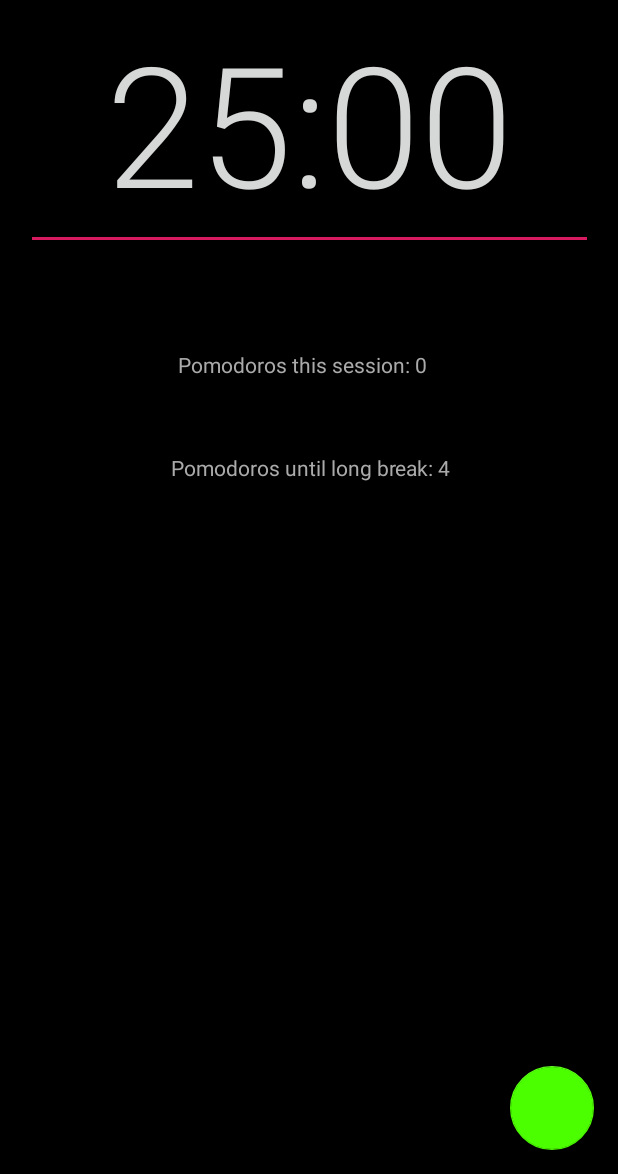
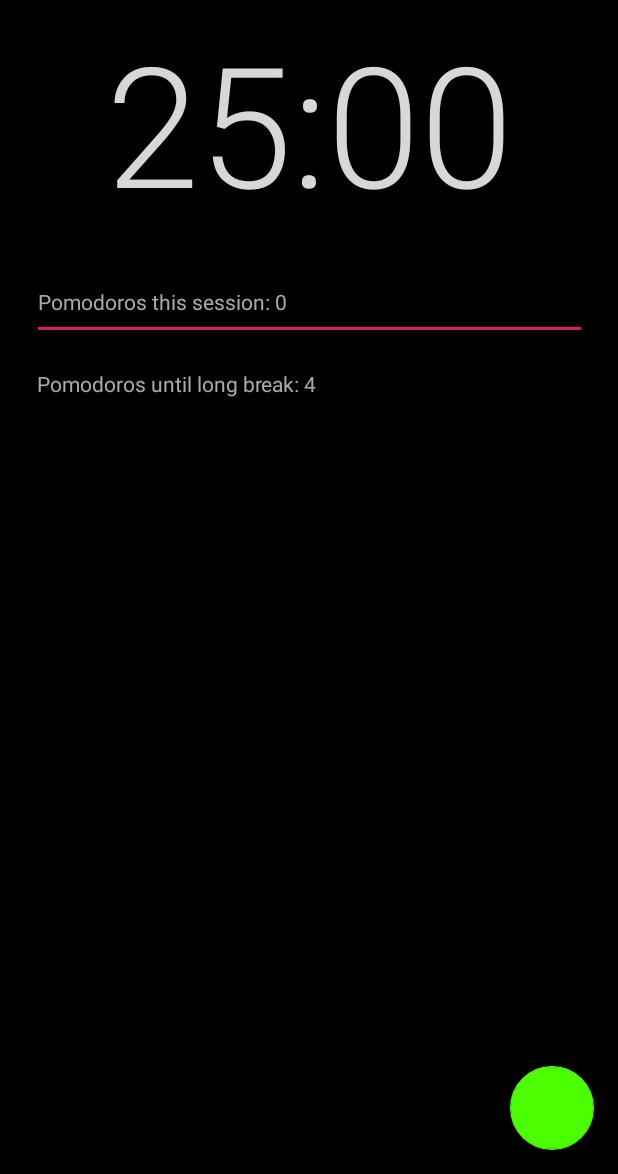
Before and after one commit to RS17/AnnoyingPomodoro, an Android app: the screen it shows after launch (AndroidMainActivity), on a phone screen of 412 x 824 dp, the part 62-1236 px from its top. Run offline under Robolectric (Android 15) with nearby library versions, the phone set to English and light mode, and no system bars; our stand-ins replace androidx.preference.

Commit message:
v. 1.0.2 - fixes: - fix bug where screen flip breaks timer - log truncate no longer reverses existing log entries - layout improvements

```diff
--- a/app/build.gradle
+++ b/app/build.gradle
@@ -11,8 +11,8 @@ android {
         applicationId "com.github.rs17.annoyingpomodoro"
         minSdkVersion 14
         targetSdkVersion 29
-        versionCode 2
-        versionName "1.0.1"
+        versionCode 3
+        versionName "1.0.2"
         testInstrumentationRunner "androidx.test.runner.AndroidJUnitRunner"
     }
     buildTypes {
--- a/app/src/main/AndroidManifest.xml
+++ b/app/src/main/AndroidManifest.xml
@@ -22,6 +22,7 @@
             android:name=".AndroidMainActivity"
             android:label="@string/app_name"
             android:theme="@style/AppTheme.NoActionBar"
+            android:configChanges="keyboardHidden|orientation|screenSize"
             android:launchMode="singleTask">
             <intent-filter>
                 <action android:name="android.intent.action.MAIN" />
--- a/app/src/main/java/com/github/rs17/annoyingpomodoro/AndroidMainActivity.kt
+++ b/app/src/main/java/com/github/rs17/annoyingpomodoro/AndroidMainActivity.kt
@@ -1,10 +1,7 @@
 package com.github.rs17.annoyingpomodoro
 
-import android.app.AlertDialog
+import android.app.*
 import android.app.Notification.VISIBILITY_PUBLIC
-import android.app.NotificationChannel
-import android.app.NotificationManager
-import android.app.PendingIntent
 import android.content.Context
 import android.content.Intent
 import android.content.SharedPreferences
@@ -41,9 +38,9 @@ class AndroidMainActivity : AppCompatActivity(), MainUI {
     override fun onCreate(savedInstanceState: Bundle?) {
         //if this appears to be running on resume, you're probably not actually resuming - more likely the program exited and timerrun didn't stop
         super.onCreate(savedInstanceState)
-        appState.onCreate()
         setContentView(R.layout.activity_main)
         setSupportActionBar(toolbar)
+        appState.onCreate()
         createStopButton()
         setupPrefs("")
         TimerRunWork(appState, this).prepare()
--- a/app/src/main/java/com/github/rs17/annoyingpomodoro/PomodoroLogger.kt
+++ b/app/src/main/java/com/github/rs17/annoyingpomodoro/PomodoroLogger.kt
@@ -7,25 +7,28 @@ class PomodoroLogger(filesDir: File) {
     val logFilePath by lazy{ filesDir.canonicalPath + File.separator + "pomodoroLog"}
 
     fun addToLog(str: String){
+        // remember: on display end of log file is at top to ensure most recent activity is visible
         val logFile: File = getLogFile()
         if( !logFile.exists()){
             logFile.createNewFile()
         }
-        // reduce log size if too big
-        if(logFile.length() > 100000){
+
+        val maxlen = 100000
+        val truncateLines = 1000
+
+        // truncate log if too big - first entries are oldest so takeLast and put truncate message first
+        if(logFile.length() > maxlen){
             val logList: List<String>  = logFile.readLines().map{lline-> (lline+"\n")}
-                .takeLast(1000)
-                .reversed()
-            logFile.writeText("List truncated here for size!\n".plus(logList.toString()))
+                .takeLast(truncateLines)
+            logFile.writeText("List truncated here for size!\n".plus(logList.joinToString("")))
         }
-
 
         logFile.appendText(str + "\n")
     }
 
 
     fun getLogFile():File{
-        return File(logFilePath);
+        return File(logFilePath)
     }
 
 }
--- a/app/src/main/res/layout/content_main.xml
+++ b/app/src/main/res/layout/content_main.xml
@@ -21,16 +21,24 @@
 
     <EditText
         android:id="@+id/TimeRemaining"
-        android:layout_width="378dp"
+        android:layout_width="370dp"
         android:layout_height="152dp"
         android:clickable="false"
+        android:cursorVisible="false"
         android:editable="false"
         android:ems="10"
+        android:enabled="false"
         android:gravity="center"
+        android:hapticFeedbackEnabled="false"
         android:inputType="none"
+        android:isScrollContainer="false"
+        android:linksClickable="false"
+        android:longClickable="false"
+        android:singleLine="true"
         android:text="00:00"
         android:textAppearance="@style/TextAppearance.AppCompat.Display4"
         android:textColor="?attr/colorButtonNormal"
+        android:textIsSelectable="false"
         app:layout_anchor="@+id/include"
         app:layout_anchorGravity="center"
         app:layout_constraintEnd_toEndOf="parent"
@@ -39,37 +47,39 @@
 
     <EditText
         android:id="@+id/lblPomodoroCount"
-        android:layout_width="403dp"
+        android:layout_width="370dp"
         android:layout_height="50dp"
-        android:layout_marginTop="52dp"
+        android:layout_marginTop="10dp"
         android:clickable="false"
         android:editable="false"
         android:ems="10"
-        android:gravity="center"
         android:inputType="none"
+        android:linksClickable="false"
+        android:longClickable="false"
         android:text="total pomodoros label here"
         android:textAppearance="@style/TextAppearance.AppCompat.Body1"
         android:textColor="@android:color/darker_gray"
         app:layout_constraintEnd_toEndOf="parent"
-        app:layout_constraintHorizontal_bias="0.0"
+        app:layout_constraintHorizontal_bias="0.512"
         app:layout_constraintStart_toStartOf="parent"
         app:layout_constraintTop_toBottomOf="@+id/TimeRemaining" />
 
     <EditText
         android:id="@+id/lblShortBreaksUntilLong"
-        android:layout_width="414dp"
+        android:layout_width="370dp"
         android:layout_height="59dp"
-        android:layout_marginTop="116dp"
+        android:layout_marginTop="60dp"
         android:clickable="false"
         android:editable="false"
         android:ems="10"
-        android:gravity="center"
         android:inputType="none"
+        android:linksClickable="false"
+        android:longClickable="false"
         android:text="short breaks until long label here"
         android:textAppearance="@style/TextAppearance.AppCompat.Body1"
         android:textColor="@android:color/darker_gray"
         app:layout_constraintEnd_toEndOf="parent"
-        app:layout_constraintHorizontal_bias="0.0"
+        app:layout_constraintHorizontal_bias="0.487"
         app:layout_constraintStart_toStartOf="parent"
         app:layout_constraintTop_toBottomOf="@+id/TimeRemaining" />
 
```
